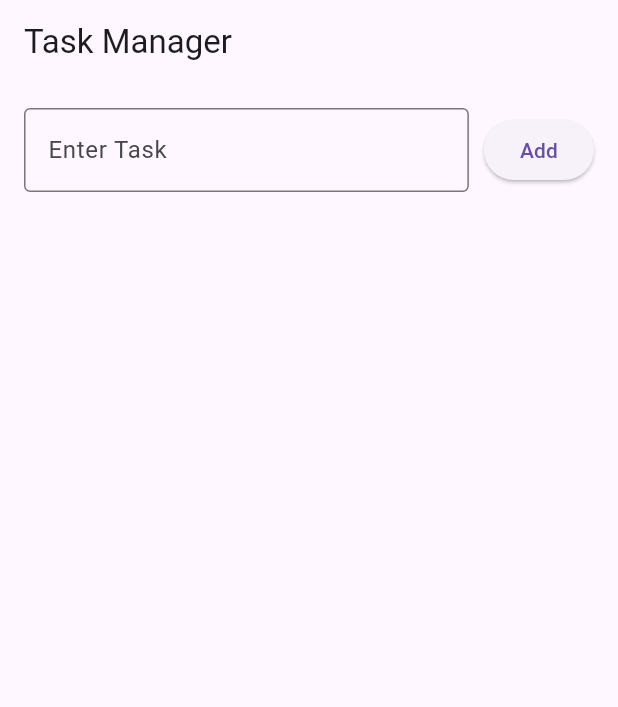
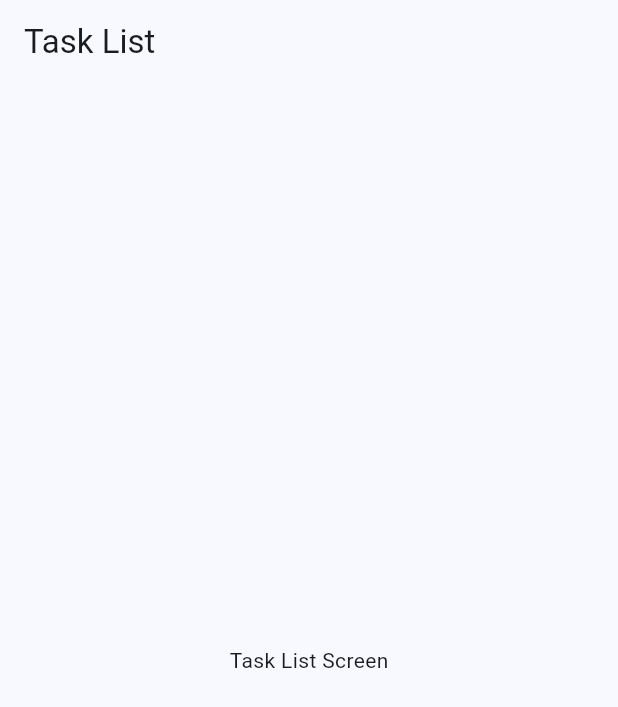
Before and after one commit to TJs87474/Task-Manager, a Flutter app: the screen it shows after launch, on a phone screen of 412 x 824 dp. Shown: the top 707 px of the screen. Run offline on Flutter 3.47's test engine with Material 3 defaults, Android fonts, the phone set to English and light mode, and no system bars.

```diff
--- a/lib/main.dart
+++ b/lib/main.dart
@@ -1,120 +1,41 @@
 import 'package:flutter/material.dart';
 
 void main() {
-  runApp(TaskManagerApp());
+  runApp(const MyApp());
 }
 
-class TaskManagerApp extends StatelessWidget {
+class MyApp extends StatelessWidget {
+  const MyApp({super.key});
+
   @override
   Widget build(BuildContext context) {
     return MaterialApp(
-      debugShowCheckedModeBanner: false,
-      title: 'Task Manager',
+      title: 'Task List App',
       theme: ThemeData(
-        primarySwatch: Colors.blue,
+        colorScheme: ColorScheme.fromSeed(seedColor: Colors.blue),
+        useMaterial3: true,
       ),
-      home: TaskListScreen(),
+      home: const TaskListScreen(),
     );
   }
 }
 
-class Task {
-  String name;
-  bool isCompleted;
+class TaskListScreen extends StatefulWidget {
+  const TaskListScreen({super.key});
 
-  Task({required this.name, this.isCompleted = false});
-}
-
-class TaskListScreen extends StatefulWidget {
   @override
   _TaskListScreenState createState() => _TaskListScreenState();
 }
 
 class _TaskListScreenState extends State<TaskListScreen> {
-  final List<Task> _tasks = [];
-  final TextEditingController _taskController = TextEditingController();
-
-  void _addTask() {
-    if (_taskController.text.isNotEmpty) {
-      setState(() {
-        _tasks.add(Task(name: _taskController.text));
-        _taskController.clear();
-      });
-    }
-  }
-
-  void _toggleTaskCompletion(int index) {
-    setState(() {
-      _tasks[index].isCompleted = !_tasks[index].isCompleted;
-    });
-  }
-
-  void _deleteTask(int index) {
-    setState(() {
-      _tasks.removeAt(index);
-    });
-  }
+  final List<Map<String, dynamic>> _tasks = [];
 
   @override
   Widget build(BuildContext context) {
     return Scaffold(
-      appBar: AppBar(
-        title: Text('Task Manager'),
-      ),
-      body: Padding(
-        padding: const EdgeInsets.all(16.0),
-        child: Column(
-          children: [
-            Row(
-              children: [
-                Expanded(
-                  child: TextField(
-                    controller: _taskController,
-                    decoration: InputDecoration(
-                      labelText: 'Enter Task',
-                      border: OutlineInputBorder(),
-                    ),
-                  ),
-                ),
-                SizedBox(width: 10),
-                ElevatedButton(
-                  onPressed: _addTask,
-                  child: Text('Add'),
-                ),
-              ],
-            ),
-            SizedBox(height: 20),
-            Expanded(
-              child: ListView.builder(
-                itemCount: _tasks.length,
-                itemBuilder: (context, index) {
-                  return Card(
-                    child: ListTile(
-                      leading: Checkbox(
-                        value: _tasks[index].isCompleted,
-                        onChanged: (value) {
-                          _toggleTaskCompletion(index);
-                        },
-                      ),
-                      title: Text(
-                        _tasks[index].name,
-                        style: TextStyle(
-                          decoration: _tasks[index].isCompleted
-                              ? TextDecoration.lineThrough
-                              : null,
-                        ),
-                      ),
-                      trailing: IconButton(
-                        icon: Icon(Icons.delete, color: Colors.red),
-                        onPressed: () => _deleteTask(index),
-                      ),
-                    ),
-                  );
-                },
-              ),
-            ),
-          ],
-        ),
+      appBar: AppBar(title: const Text('Task List')),
+      body: Center(
+        child: Text('Task List Screen'),
       ),
     );
   }
```
